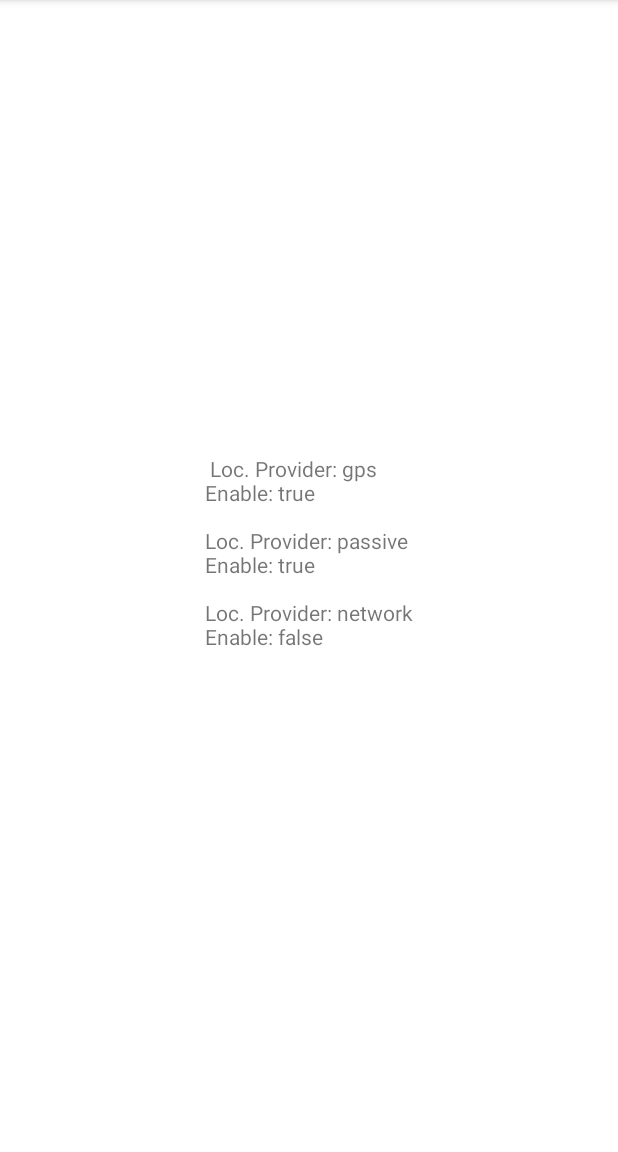
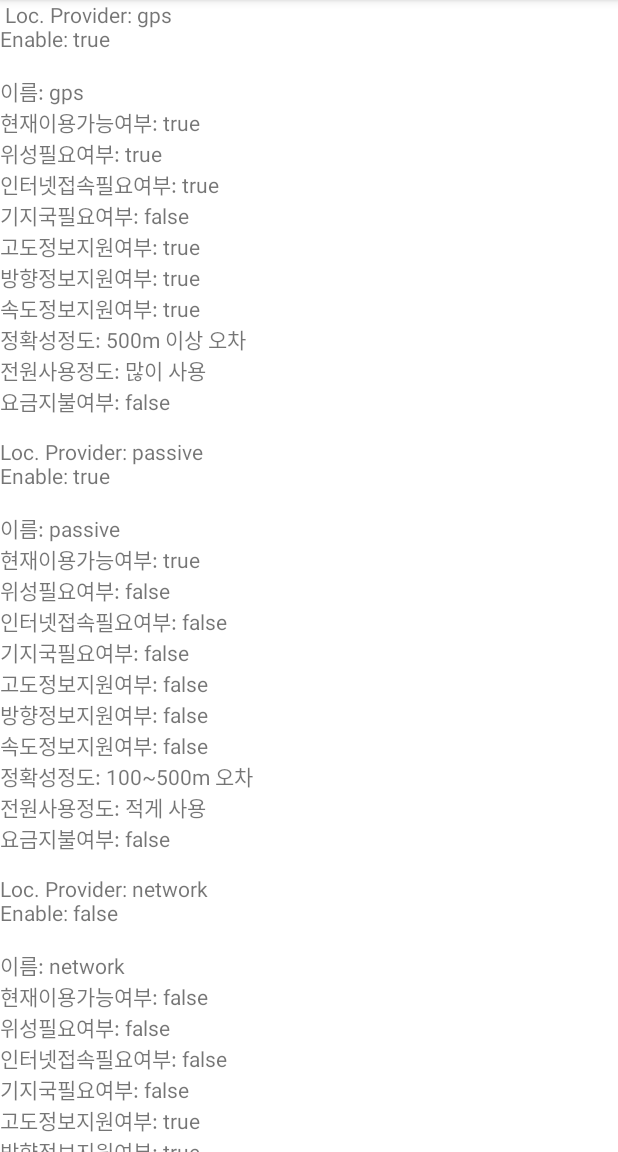
Before and after one commit to H-Subin/LocProviderInfor, an Android app: the screen it shows after launch (MainActivity), on a phone screen of 412 x 824 dp, the part 84-1236 px from its top. Run offline under Robolectric (Android 15) with nearby library versions, the phone set to English and light mode, and no system bars.

Commit message:
location Providers' information

```diff
--- a/app/src/main/java/com/example/locproviderinfor/MainActivity.java
+++ b/app/src/main/java/com/example/locproviderinfor/MainActivity.java
@@ -2,7 +2,9 @@ package com.example.locproviderinfor;
 
 import androidx.appcompat.app.AppCompatActivity;
 
+import android.location.Criteria;
 import android.location.LocationManager;
+import android.location.LocationProvider;
 import android.os.Bundle;
 import android.widget.TextView;
 
@@ -11,7 +13,8 @@ import java.util.List;
 public class MainActivity extends AppCompatActivity {
     TextView textInfo;
     LocationManager locManager;
-    List<String> locProviserList;
+    List<String> locProviderList;
+    LocationProvider locProvider;
 
     @Override
     protected void onCreate(Bundle savedInstanceState) {
@@ -22,13 +25,57 @@ public class MainActivity extends AppCompatActivity {
 
         locManager = (LocationManager) getSystemService(LOCATION_SERVICE);
 
-        locProviserList = locManager.getAllProviders();
+        locProviderList = locManager.getAllProviders();
         textInfo.setText(" ");
-        for(String locProvider : locProviserList){
-            textInfo.append("Loc. Provider: "+locProvider+ "\n");
-            textInfo.append("Enable: "+locManager.isProviderEnabled(locProvider)+ "\n\n");
+        for(String locProviderName : locProviderList){
+            textInfo.append("Loc. Provider: "+locProviderName+ "\n");
+            textInfo.append("Enable: "+locManager.isProviderEnabled(locProviderName)+ "\n\n");
+            switch (locProviderName){
+                case "gps":
+                    locProvider = locManager.getProvider(LocationManager.GPS_PROVIDER);
+                    break;
+                case "network" :
+                    locProvider = locManager.getProvider(LocationManager.NETWORK_PROVIDER);
+                    break;
+                case "passive":
+                    locProvider = locManager.getProvider(LocationManager.PASSIVE_PROVIDER);
+                    break;
+            }
+            printInfo(locProvider);
         }
+    }
+
+    private void printInfo(LocationProvider locationProvider) {
+        textInfo.append("이름: " + locationProvider.getName() + "\n");
+        textInfo.append("현재이용가능여부: " +
+                locManager.isProviderEnabled(locationProvider.getName()) + "\n");
+        textInfo.append("위성필요여부: " + locationProvider.requiresSatellite() + "\n");
+        textInfo.append("인터넷접속필요여부: " + locationProvider.requiresNetwork() + "\n");
+        textInfo.append("기지국필요여부: " + locationProvider.requiresCell() + "\n");
+
+        textInfo.append("고도정보지원여부: " + locationProvider.supportsAltitude() + "\n");
+        textInfo.append("방향정보지원여부: " + locationProvider.supportsBearing() + "\n");
+        textInfo.append("속도정보지원여부: " + locationProvider.supportsSpeed() + "\n");
 
 
+        String accuracy = "";
+        switch(locationProvider.getAccuracy()) {
+            //2.3부터 사용
+            case Criteria.ACCURACY_LOW:    accuracy="500m 이상 오차"; break;
+            case Criteria.ACCURACY_MEDIUM: accuracy="100~500m 오차"; break;
+            case Criteria.ACCURACY_HIGH:   accuracy="0~100m 오차"; break;
+        }
+        textInfo.append("정확성정도: " + accuracy + "\n");
+
+        String power = "";
+        switch(locationProvider.getPowerRequirement()) {
+            case Criteria.POWER_LOW:    power="적게 사용"; break;
+            case Criteria.POWER_MEDIUM: power="중간 사용"; break;
+            case Criteria.POWER_HIGH:   power="많이 사용"; break;
+        }
+        textInfo.append("전원사용정도: " + power + "\n");
+
+        textInfo.append("요금지불여부: " + locationProvider.hasMonetaryCost() + "\n");
+        textInfo.append("\n");
     }
 }
--- a/app/src/main/res/layout/activity_main.xml
+++ b/app/src/main/res/layout/activity_main.xml
@@ -6,14 +6,21 @@
     android:layout_height="match_parent"
     tools:context=".MainActivity">
 
-    <TextView
-        android:layout_width="wrap_content"
-        android:layout_height="wrap_content"
-        android:text="Location Providers Info Goes Here"
-        android:id="@+id/textInfo"
-        app:layout_constraintBottom_toBottomOf="parent"
-        app:layout_constraintLeft_toLeftOf="parent"
-        app:layout_constraintRight_toRightOf="parent"
-        app:layout_constraintTop_toTopOf="parent" />
+    <ScrollView
+        android:layout_width="match_parent"
+        android:layout_height="match_parent">
+
+        <LinearLayout
+            android:layout_width="match_parent"
+            android:layout_height="wrap_content"
+            android:orientation="vertical" >
+
+            <TextView
+                android:id="@+id/textInfo"
+                android:layout_width="wrap_content"
+                android:layout_height="wrap_content"
+                android:text="Location Providers Info Goes Here" />
+        </LinearLayout>
+    </ScrollView>
 
 </androidx.constraintlayout.widget.ConstraintLayout>
```
